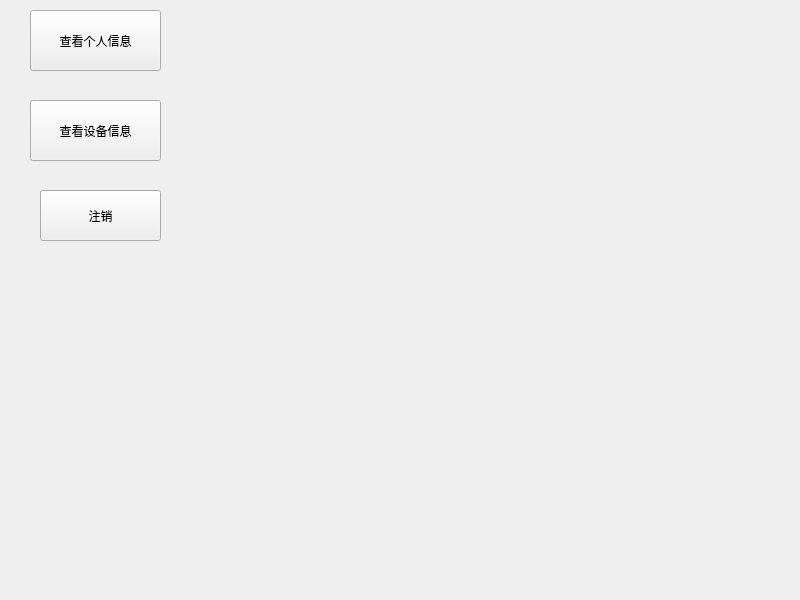
The window that SnailIOTMonitoring/src/ui/homewindow.ui (Amber-muyu/Qt_Project) describes before a commit, drawn with Qt 5.
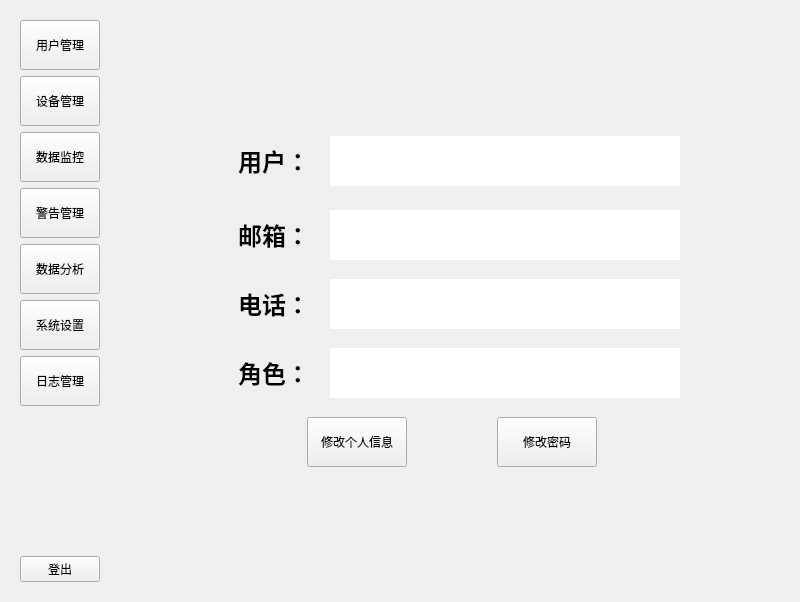
The same window after the commit.

Commit message: 登录成功后主界面的界面显示以及个人信息的显示

```diff
--- a/SnailIOTMonitoring/src/ui/homewindow.ui
+++ b/SnailIOTMonitoring/src/ui/homewindow.ui
@@ -13,45 +13,540 @@
   <property name="windowTitle">
    <string>Form</string>
   </property>
-  <widget class="QPushButton" name="btnLogout">
-   <property name="geometry">
-    <rect>
-     <x>40</x>
-     <y>190</y>
-     <width>121</width>
-     <height>51</height>
-    </rect>
-   </property>
-   <property name="text">
-    <string>注销</string>
-   </property>
-  </widget>
-  <widget class="QPushButton" name="pushButton">
-   <property name="geometry">
-    <rect>
-     <x>30</x>
-     <y>10</y>
-     <width>131</width>
-     <height>61</height>
-    </rect>
-   </property>
-   <property name="text">
-    <string>查看个人信息</string>
-   </property>
-  </widget>
-  <widget class="QPushButton" name="pushButton_2">
-   <property name="geometry">
-    <rect>
-     <x>30</x>
-     <y>100</y>
-     <width>131</width>
-     <height>61</height>
-    </rect>
-   </property>
-   <property name="text">
-    <string>查看设备信息</string>
-   </property>
-  </widget>
+  <layout class="QGridLayout" name="gridLayout">
+   <item row="0" column="0">
+    <widget class="QWidget" name="widget" native="true">
+     <property name="minimumSize">
+      <size>
+       <width>0</width>
+       <height>580</height>
+      </size>
+     </property>
+     <layout class="QGridLayout" name="gridLayout_2">
+      <item row="1" column="0">
+       <widget class="QPushButton" name="btnDevice">
+        <property name="minimumSize">
+         <size>
+          <width>0</width>
+          <height>50</height>
+         </size>
+        </property>
+        <property name="text">
+         <string>设备管理</string>
+        </property>
+       </widget>
+      </item>
+      <item row="3" column="0">
+       <widget class="QPushButton" name="btnAlarm">
+        <property name="minimumSize">
+         <size>
+          <width>0</width>
+          <height>50</height>
+         </size>
+        </property>
+        <property name="text">
+         <string>警告管理</string>
+        </property>
+       </widget>
+      </item>
+      <item row="6" column="0">
+       <widget class="QPushButton" name="btnLog">
+        <property name="minimumSize">
+         <size>
+          <width>0</width>
+          <height>50</height>
+         </size>
+        </property>
+        <property name="text">
+         <string>日志管理</string>
+        </property>
+       </widget>
+      </item>
+      <item row="8" column="0">
+       <widget class="QPushButton" name="btnLogout">
+        <property name="text">
+         <string>登出</string>
+        </property>
+       </widget>
+      </item>
+      <item row="2" column="0">
+       <widget class="QPushButton" name="btnData">
+        <property name="minimumSize">
+         <size>
+          <width>0</width>
+          <height>50</height>
+         </size>
+        </property>
+        <property name="text">
+         <string>数据监控</string>
+        </property>
+       </widget>
+      </item>
+      <item row="5" column="0">
+       <widget class="QPushButton" name="btnSystem">
+        <property name="minimumSize">
+         <size>
+          <width>0</width>
+          <height>50</height>
+         </size>
+        </property>
+        <property name="text">
+         <string>系统设置</string>
+        </property>
+       </widget>
+      </item>
+      <item row="7" column="0">
+       <spacer name="verticalSpacer">
+        <property name="orientation">
+         <enum>Qt::Vertical</enum>
+        </property>
+        <property name="sizeHint" stdset="0">
+         <size>
+          <width>20</width>
+          <height>133</height>
+         </size>
+        </property>
+       </spacer>
+      </item>
+      <item row="0" column="0">
+       <widget class="QPushButton" name="btnUser">
+        <property name="minimumSize">
+         <size>
+          <width>0</width>
+          <height>50</height>
+         </size>
+        </property>
+        <property name="text">
+         <string>用户管理</string>
+        </property>
+       </widget>
+      </item>
+      <item row="4" column="0">
+       <widget class="QPushButton" name="btnDataAnalysis">
+        <property name="minimumSize">
+         <size>
+          <width>0</width>
+          <height>50</height>
+         </size>
+        </property>
+        <property name="text">
+         <string>数据分析</string>
+        </property>
+       </widget>
+      </item>
+     </layout>
+    </widget>
+   </item>
+   <item row="0" column="1">
+    <widget class="QStackedWidget" name="stackedWidget">
+     <property name="styleSheet">
+      <string notr="true"/>
+     </property>
+     <property name="currentIndex">
+      <number>0</number>
+     </property>
+     <widget class="QWidget" name="pageUser">
+      <layout class="QGridLayout" name="gridLayout_5">
+       <item row="0" column="1">
+        <spacer name="verticalSpacer_6">
+         <property name="orientation">
+          <enum>Qt::Vertical</enum>
+         </property>
+         <property name="sizeHint" stdset="0">
+          <size>
+           <width>20</width>
+           <height>89</height>
+          </size>
+         </property>
+        </spacer>
+       </item>
+       <item row="1" column="0">
+        <spacer name="horizontalSpacer_4">
+         <property name="orientation">
+          <enum>Qt::Horizontal</enum>
+         </property>
+         <property name="sizeHint" stdset="0">
+          <size>
+           <width>84</width>
+           <height>20</height>
+          </size>
+         </property>
+        </spacer>
+       </item>
+       <item row="1" column="1">
+        <layout class="QGridLayout" name="gridLayout_4">
+         <item row="0" column="0">
+          <layout class="QGridLayout" name="gridLayout_3">
+           <item row="0" column="0">
+            <layout class="QHBoxLayout" name="horizontalLayout">
+             <item>
+              <widget class="QLabel" name="labelUserName">
+               <property name="minimumSize">
+                <size>
+                 <width>100</width>
+                 <height>50</height>
+                </size>
+               </property>
+               <property name="font">
+                <font>
+                 <family>Adobe Arabic</family>
+                 <pointsize>18</pointsize>
+                 <weight>75</weight>
+                 <bold>true</bold>
+                </font>
+               </property>
+               <property name="text">
+                <string>用户：</string>
+               </property>
+               <property name="alignment">
+                <set>Qt::AlignCenter</set>
+               </property>
+              </widget>
+             </item>
+             <item>
+              <widget class="QLabel" name="labelTextUserName">
+               <property name="minimumSize">
+                <size>
+                 <width>350</width>
+                 <height>50</height>
+                </size>
+               </property>
+               <property name="font">
+                <font>
+                 <family>Adobe Arabic</family>
+                 <pointsize>16</pointsize>
+                 <weight>75</weight>
+                 <bold>true</bold>
+                </font>
+               </property>
+               <property name="styleSheet">
+                <string notr="true">background-color: rgb(255, 255, 255);</string>
+               </property>
+               <property name="text">
+                <string/>
+               </property>
+              </widget>
+             </item>
+            </layout>
+           </item>
+           <item row="1" column="0">
+            <spacer name="verticalSpacer_2">
+             <property name="orientation">
+              <enum>Qt::Vertical</enum>
+             </property>
+             <property name="sizeHint" stdset="0">
+              <size>
+               <width>20</width>
+               <height>18</height>
+              </size>
+             </property>
+            </spacer>
+           </item>
+           <item row="2" column="0">
+            <layout class="QHBoxLayout" name="horizontalLayout_2">
+             <item>
+              <widget class="QLabel" name="labelEmail">
+               <property name="minimumSize">
+                <size>
+                 <width>100</width>
+                 <height>50</height>
+                </size>
+               </property>
+               <property name="font">
+                <font>
+                 <family>Adobe Arabic</family>
+                 <pointsize>18</pointsize>
+                 <weight>75</weight>
+                 <bold>true</bold>
+                </font>
+               </property>
+               <property name="text">
+                <string>邮箱：</string>
+               </property>
+               <property name="alignment">
+                <set>Qt::AlignCenter</set>
+               </property>
+              </widget>
+             </item>
+             <item>
+              <widget class="QLabel" name="labelTextEmail">
+               <property name="minimumSize">
+                <size>
+                 <width>350</width>
+                 <height>50</height>
+                </size>
+               </property>
+               <property name="font">
+                <font>
+                 <family>Adobe Arabic</family>
+                 <pointsize>16</pointsize>
+                 <weight>75</weight>
+                 <bold>true</bold>
+                </font>
+               </property>
+               <property name="styleSheet">
+                <string notr="true">background-color: rgb(255, 255, 255);</string>
+               </property>
+               <property name="text">
+                <string/>
+               </property>
+              </widget>
+             </item>
+            </layout>
+           </item>
+           <item row="3" column="0">
+            <spacer name="verticalSpacer_3">
+             <property name="orientation">
+              <enum>Qt::Vertical</enum>
+             </property>
+             <property name="sizeHint" stdset="0">
+              <size>
+               <width>20</width>
+               <height>13</height>
+              </size>
+             </property>
+            </spacer>
+           </item>
+           <item row="4" column="0">
+            <layout class="QHBoxLayout" name="horizontalLayout_3">
+             <item>
+              <widget class="QLabel" name="labelPhone">
+               <property name="minimumSize">
+                <size>
+                 <width>100</width>
+                 <height>50</height>
+                </size>
+               </property>
+               <property name="font">
+                <font>
+                 <family>Adobe Arabic</family>
+                 <pointsize>18</pointsize>
+                 <weight>75</weight>
+                 <bold>true</bold>
+                </font>
+               </property>
+               <property name="text">
+                <string>电话：</string>
+               </property>
+               <property name="alignment">
+                <set>Qt::AlignCenter</set>
+               </property>
+              </widget>
+             </item>
+             <item>
+              <widget class="QLabel" name="labelTextPhone">
+               <property name="minimumSize">
+                <size>
+                 <width>350</width>
+                 <height>50</height>
+                </size>
+               </property>
+               <property name="font">
+                <font>
+                 <family>Adobe Arabic</family>
+                 <pointsize>16</pointsize>
+                 <weight>75</weight>
+                 <bold>true</bold>
+                </font>
+               </property>
+               <property name="styleSheet">
+                <string notr="true">background-color: rgb(255, 255, 255);</string>
+               </property>
+               <property name="text">
+                <string/>
+               </property>
+              </widget>
+             </item>
+            </layout>
+           </item>
+           <item row="5" column="0">
+            <spacer name="verticalSpacer_4">
+             <property name="orientation">
+              <enum>Qt::Vertical</enum>
+             </property>
+             <property name="sizeHint" stdset="0">
+              <size>
+               <width>20</width>
+               <height>13</height>
+              </size>
+             </property>
+            </spacer>
+           </item>
+           <item row="6" column="0">
+            <layout class="QHBoxLayout" name="horizontalLayout_4">
+             <item>
+              <widget class="QLabel" name="labelRole">
+               <property name="minimumSize">
+                <size>
+                 <width>100</width>
+                 <height>50</height>
+                </size>
+               </property>
+               <property name="font">
+                <font>
+                 <family>Adobe Arabic</family>
+                 <pointsize>18</pointsize>
+                 <weight>75</weight>
+                 <bold>true</bold>
+                </font>
+               </property>
+               <property name="text">
+                <string>角色：</string>
+               </property>
+               <property name="alignment">
+                <set>Qt::AlignCenter</set>
+               </property>
+              </widget>
+             </item>
+             <item>
+              <widget class="QLabel" name="labelTextRole">
+               <property name="minimumSize">
+                <size>
+                 <width>350</width>
+                 <height>50</height>
+                </size>
+               </property>
+               <property name="font">
+                <font>
+                 <family>Adobe Arabic</family>
+                 <pointsize>16</pointsize>
+                 <weight>75</weight>
+                 <bold>true</bold>
+                </font>
+               </property>
+               <property name="styleSheet">
+                <string notr="true">background-color: rgb(255, 255, 255);</string>
+               </property>
+               <property name="text">
+                <string/>
+               </property>
+              </widget>
+             </item>
+            </layout>
+           </item>
+           <item row="7" column="0">
+            <spacer name="verticalSpacer_5">
+             <property name="orientation">
+              <enum>Qt::Vertical</enum>
+             </property>
+             <property name="sizeHint" stdset="0">
+              <size>
+               <width>20</width>
+               <height>13</height>
+              </size>
+             </property>
+            </spacer>
+           </item>
+          </layout>
+         </item>
+         <item row="1" column="0">
+          <layout class="QHBoxLayout" name="horizontalLayout_5">
+           <item>
+            <spacer name="horizontalSpacer_2">
+             <property name="orientation">
+              <enum>Qt::Horizontal</enum>
+             </property>
+             <property name="sizeHint" stdset="0">
+              <size>
+               <width>40</width>
+               <height>20</height>
+              </size>
+             </property>
+            </spacer>
+           </item>
+           <item>
+            <widget class="QPushButton" name="btnInfoModify">
+             <property name="minimumSize">
+              <size>
+               <width>100</width>
+               <height>50</height>
+              </size>
+             </property>
+             <property name="text">
+              <string>修改个人信息</string>
+             </property>
+            </widget>
+           </item>
+           <item>
+            <spacer name="horizontalSpacer">
+             <property name="orientation">
+              <enum>Qt::Horizontal</enum>
+             </property>
+             <property name="sizeHint" stdset="0">
+              <size>
+               <width>40</width>
+               <height>20</height>
+              </size>
+             </property>
+            </spacer>
+           </item>
+           <item>
+            <widget class="QPushButton" name="btnInfoModify_2">
+             <property name="minimumSize">
+              <size>
+               <width>100</width>
+               <height>50</height>
+              </size>
+             </property>
+             <property name="text">
+              <string>修改密码</string>
+             </property>
+            </widget>
+           </item>
+           <item>
+            <spacer name="horizontalSpacer_3">
+             <property name="orientation">
+              <enum>Qt::Horizontal</enum>
+             </property>
+             <property name="sizeHint" stdset="0">
+              <size>
+               <width>40</width>
+               <height>20</height>
+              </size>
+             </property>
+            </spacer>
+           </item>
+          </layout>
+         </item>
+        </layout>
+       </item>
+       <item row="1" column="2">
+        <spacer name="horizontalSpacer_5">
+         <property name="orientation">
+          <enum>Qt::Horizontal</enum>
+         </property>
+         <property name="sizeHint" stdset="0">
+          <size>
+           <width>83</width>
+           <height>20</height>
+          </size>
+         </property>
+        </spacer>
+       </item>
+       <item row="2" column="1">
+        <spacer name="verticalSpacer_7">
+         <property name="orientation">
+          <enum>Qt::Vertical</enum>
+         </property>
+         <property name="sizeHint" stdset="0">
+          <size>
+           <width>20</width>
+           <height>88</height>
+          </size>
+         </property>
+        </spacer>
+       </item>
+      </layout>
+     </widget>
+     <widget class="QWidget" name="pageDevice"/>
+     <widget class="QWidget" name="pageData"/>
+     <widget class="QWidget" name="pageAlarm"/>
+     <widget class="QWidget" name="pageDataAnalysis"/>
+     <widget class="QWidget" name="pageSystem"/>
+     <widget class="QWidget" name="pageLog"/>
+    </widget>
+   </item>
+  </layout>
  </widget>
  <resources/>
  <connections/>
```
The commit also changes 45 other files.
